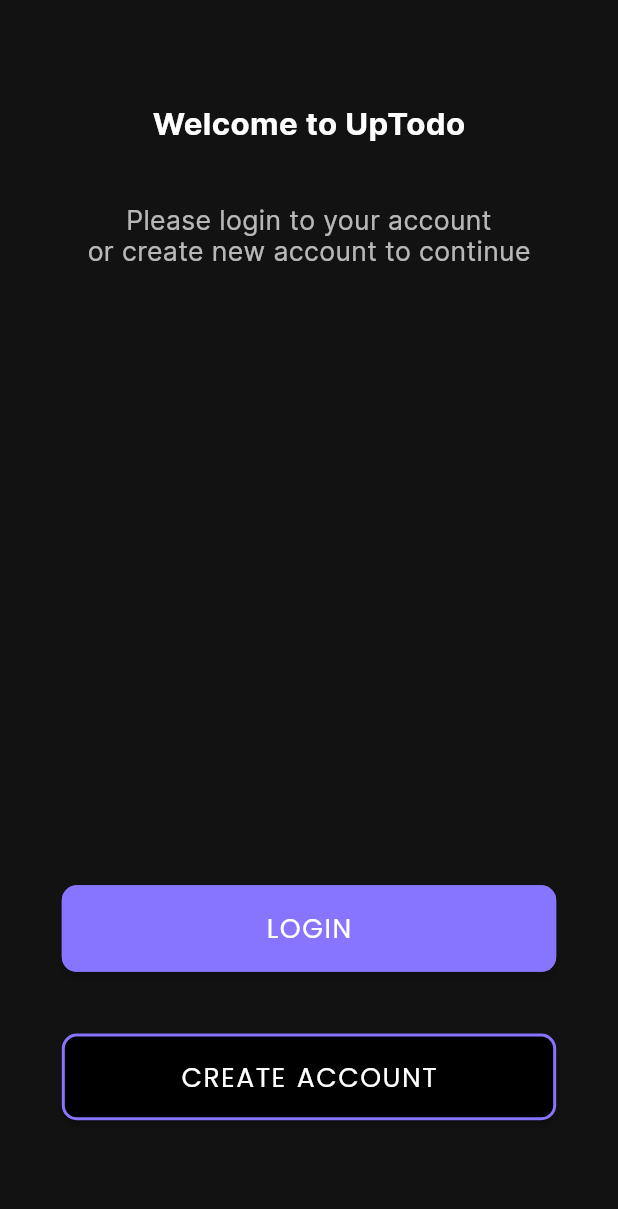
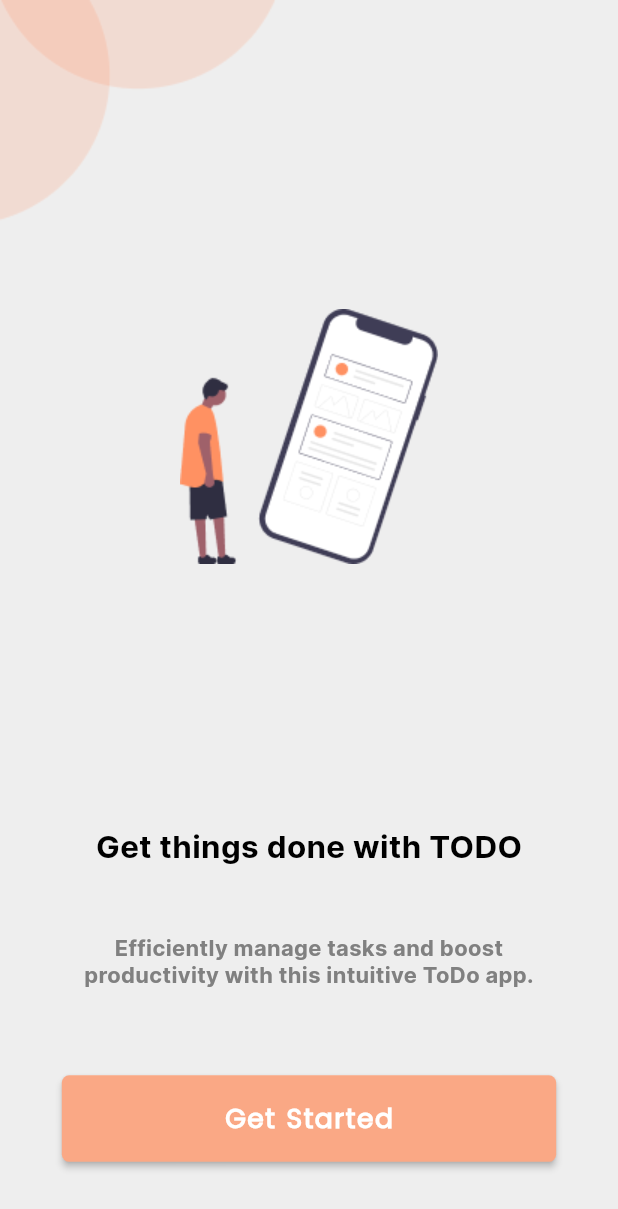
Before and after one commit to muneeb-shahid/Notepad, a Flutter app: the screen it shows after launch, on a phone screen of 412 x 824 dp. Shown: the top 1209 px of the screen. Run offline on Flutter 3.47's test engine with Material 2 defaults, Android fonts, the phone set to English and light mode, and no system bars; our stand-ins replace cloud_firestore, firebase_core, flutter_screenutil, get; accounts and stored records are empty.

Commit message:
Sixth commit

```diff
--- a/lib/constants/colors_constants/colors_constants.dart
+++ b/lib/constants/colors_constants/colors_constants.dart
@@ -1,12 +1,15 @@
-
 import 'package:flutter/material.dart';
 
 class Colors_Constants {
-  static Color app_background_color = Color(0xff121212);
+  static Color app_background_color = Color(0xffEEEEEE);
   static Color app_white_color = Color(0xffFFFFFF);
   static Color app_white_color_70 = Color.fromARGB(179, 255, 255, 255);
   static Color app_black_color = Color(0xff000000);
   static Color app_blue_color = Color(0xff8875FF);
 
+  static Color app_pink_color = Color(0xffFAA885);
+
+  static Color app_grey_color = Color(0xff808080);
+
 
 }
--- a/lib/customButtons/login_signup_button.dart
+++ b/lib/customButtons/login_signup_button.dart
@@ -18,18 +18,17 @@ class Login_SignUp_Button {
       MaterialButton(
         minWidth: widthh * 0.8,
         height: heightt * 0.07,
-        onPressed: () {
-          Get.off(nextScreen);
-        },
+        onPressed: ()=> Get.to(nextScreen),
+
         color: innerColor,
         shape: RoundedRectangleBorder(
-            side: BorderSide(color: Colors_Constants.app_blue_color, width: 2),
-            borderRadius: BorderRadius.circular(10)),
+            borderRadius: BorderRadius.circular(5)),
         child: FittedBox(
           child: Text(
             text,
             style: TextStyle(
                 color: textColor,
+                fontWeight: FontWeight.bold,
                 fontSize: Fonts_Size_Constants.sub_heading_font_size.sp,
                 fontFamily: Fonts_Size_Constants.heading_font_family,
                 wordSpacing: 1,
--- a/lib/main.dart
+++ b/lib/main.dart
@@ -3,6 +3,7 @@ import 'package:flutter/material.dart';
 import 'package:flutter_screenutil/flutter_screenutil.dart';
 import 'package:get/get.dart';
 import 'package:notepad/view/Start_Screen/Start_Screen.dart';
+import 'package:notepad/view/login/login.dart';
 
 import 'Routes/approutes.dart';
 import 'firebase_options.dart';
@@ -34,8 +35,8 @@ class MyApp extends StatelessWidget {
           theme: ThemeData(
             textTheme: Typography.englishLike2018.apply(fontSizeFactor: 1.sp),
           ),
-          // getPages: AppRoutes.appRoutes(),
-          home: Start_Screen(),
+          getPages: AppRoutes.appRoutes(),
+          // home: Login(),
         );
       },
     );
--- a/lib/routes/approutes.dart
+++ b/lib/routes/approutes.dart
@@ -5,15 +5,14 @@ import 'package:notepad/view/signUp/signUp.dart';
 import '../customButtons/login_signup_button.dart';
 import '../view/Start_Screen/Start_Screen.dart';
 import '../view/login/login.dart';
-import '../view/splash_screen/splash_screen.dart';
 
 
 class AppRoutes {
   static appRoutes() => [
-        GetPage(
-          name: RoutesName.splash_screen,
-          page: () => splash_screen(),
-        ),
+        // GetPage(
+        //   name: RoutesName.splash_screen,
+        //   page: () => splash_screen(),
+        // ),
         GetPage(
           name: RoutesName.Start_Screen,
           page: () => Start_Screen(),
--- a/lib/routes/routes_name.dart
+++ b/lib/routes/routes_name.dart
@@ -1,6 +1,5 @@
 class RoutesName {
-  static String splash_screen = '/';
-  static String Start_Screen = '/Start_Screen';
+  static String Start_Screen = '/';
   static String Login = "/Login";
   static String SignUp = "/SignUp";
   static String HomePage = "/HomePage";
--- a/lib/view/Start_Screen/Start_Screen.dart
+++ b/lib/view/Start_Screen/Start_Screen.dart
@@ -13,69 +13,84 @@ class Start_Screen extends StatelessWidget {
   @override
   Widget build(BuildContext context) {
     var heightt = MediaQuery.of(context).size.height * 1;
+    var widthh = MediaQuery.of(context).size.width * 1;
+
     return Scaffold(
       backgroundColor: Colors_Constants.app_background_color,
       body: SafeArea(
         top: true,
-          child: Padding(
-            padding: const EdgeInsets.fromLTRB(20, 70, 20, 20),
         child: Column(
           children: [
-                Row(
-                  mainAxisAlignment: MainAxisAlignment.center,
+            Expanded(
+              child: Stack(
                 children: [
-                    Center(
+                  Container(
+                    color: Colors_Constants.app_background_color,
+                    height: double.infinity,
+                    width: double.infinity,
+                  ),
+                  Positioned(
+                      child:
+                          Image(image: AssetImage("assets/images/shape.png"))),
+                  Positioned(
+                    top: heightt * 0.25,
+                    left: widthh * 0.1,
+                    right: widthh * 0.1,
+                    child: Center(
+                      child: Image(
+                          image: AssetImage(
+                              "assets/images/Start screen image.png")),
+                    ),
+                  ),
+                  Positioned(
+                      bottom: heightt * 0.3,
+                      left: widthh * 0.1,
+                      right: widthh * 0.1,
+                      child: Center(
                         child: Text(
-                        "Welcome to UpTodo",
+                          "Get things done with TODO",
                           style: TextStyle(
-                            color: Colors_Constants.app_white_color,
+                              fontFamily:
+                                  Fonts_Size_Constants.regular_font_family,
                               fontWeight: FontWeight.bold,
-                            fontSize: Fonts_Size_Constants.heading_font_size.sp,
+                              color: Colors_Constants.app_black_color,
+                              fontSize:
+                                  Fonts_Size_Constants.heading_font_size.sp),
+                        ),
+                      )),
+                  Positioned(
+                      bottom: heightt * 0.2,
+                      left: widthh * 0.1,
+                      right: widthh * 0.1,
+                      child: Center(
+                        child: Text(
+                          "Efficiently manage tasks and boost productivity with this intuitive ToDo app.",
+                          textAlign: TextAlign.center,
+                          style: TextStyle(
                               fontFamily:
-                                Fonts_Size_Constants.regular_font_family),
+                                  Fonts_Size_Constants.regular_font_family,
+                              fontWeight: FontWeight.bold,
+                              color: Colors_Constants.app_grey_color,
+                              fontSize: Fonts_Size_Constants.text_font_size.sp),
+                        ),
+                      )),
+                  Positioned(
+                      bottom: heightt * 0.06,
+                      left: widthh * 0.1,
+                      right: widthh * 0.1,
+                      child: Login_SignUp_Button().customButton(context,
+                          nextScreen:
+                        SignUp(),
+
+                          innerColor: Colors_Constants.app_pink_color,
+                          textColor: Colors_Constants.app_white_color,
+                          text: "Get Started"))
+                ],
               ),
             ),
           ],
         ),
-                SizedBox(
-                  height: heightt * 0.05,
       ),
-                Row(
-                  mainAxisAlignment: MainAxisAlignment.center,
-                  children: [
-                    Center(
-                      child: Text(
-                        "Please login to your account \nor create new account to continue",
-                        textAlign: TextAlign.center,
-                        style: TextStyle(
-                            color: Colors_Constants.app_white_color_70,
-                            fontSize:
-                                Fonts_Size_Constants.sub_heading_font_size.sp,
-                            fontFamily:
-                                Fonts_Size_Constants.regular_font_family),
-                      ),
-                    ),
-                  ],
-                ),
-                SizedBox(
-                  height: heightt * 0.5,
-                ),
-                Login_SignUp_Button().customButton(context,
-                nextScreen: Login(),
-                    innerColor: Colors_Constants.app_blue_color,
-                    textColor: Colors_Constants.app_white_color,
-                    text: "LOGIN"),
-                SizedBox(
-                  height: heightt * 0.05,
-                ),
-                Login_SignUp_Button().customButton(context,
-                nextScreen: SignUp(),
-                    innerColor: Colors_Constants.app_black_color,
-                    textColor: Colors_Constants.app_white_color,
-                    text: "CREATE ACCOUNT")
-              ],
-            ),
-          )),
     );
   }
 }
```
Also changed, not shown: lib/controller/splash_screen_controller/splash_screen_controller.dart (deleted, +0 -20 lines), lib/view/login/login.dart (+49 -2 lines), lib/view/splash_screen/splash_screen.dart (deleted, +0 -26 lines), assets/images/Start screen image.png (added), assets/images/shape.png (added), assets/images/splash screen image.png (deleted). Lines whose indentation alone changed are shown as unchanged.
